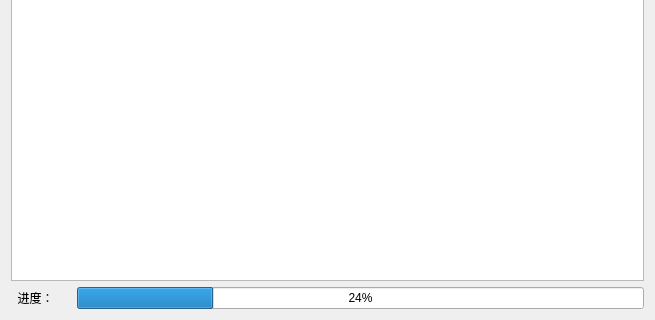
The window that view/ui.ui (rajjim/zymxsc) describes before a commit, drawn with Qt 5; both pictures show x 0 to 655 and y 208 to 528 of the 655 by 528 pixel window.
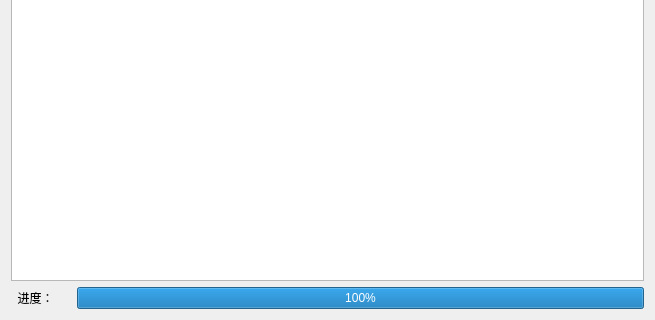
The same window after the commit.

```diff
--- a/view/ui.ui
+++ b/view/ui.ui
@@ -29,7 +29,7 @@
      <item row="3" column="1" colspan="5">
       <widget class="QProgressBar" name="progressBar">
        <property name="value">
-        <number>24</number>
+        <number>100</number>
        </property>
       </widget>
      </item>
```
